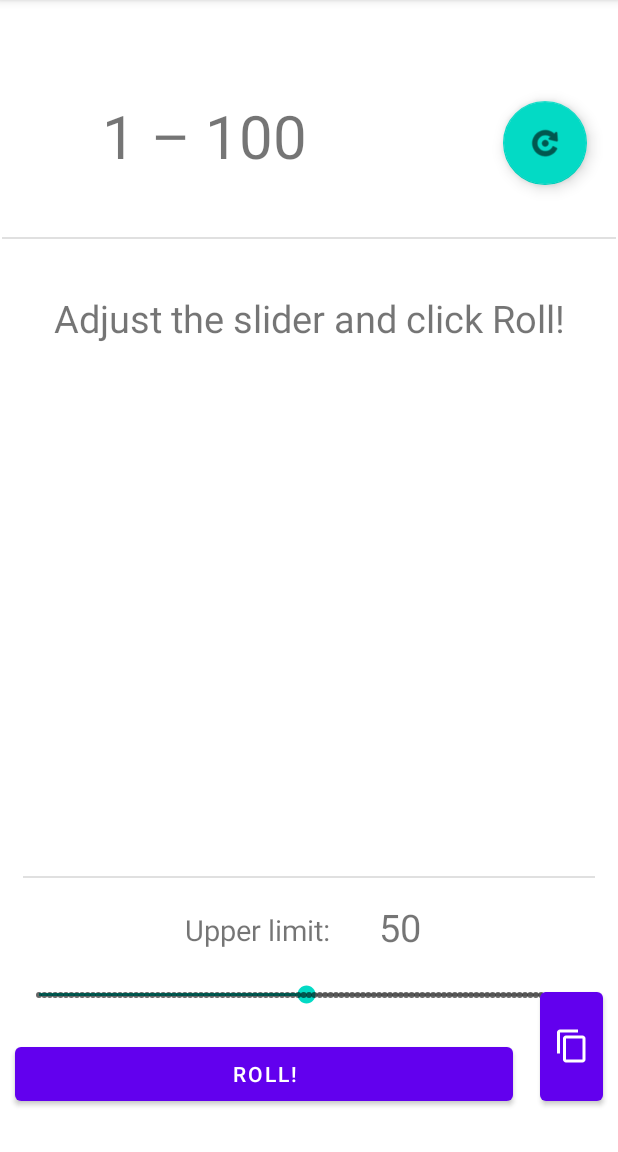
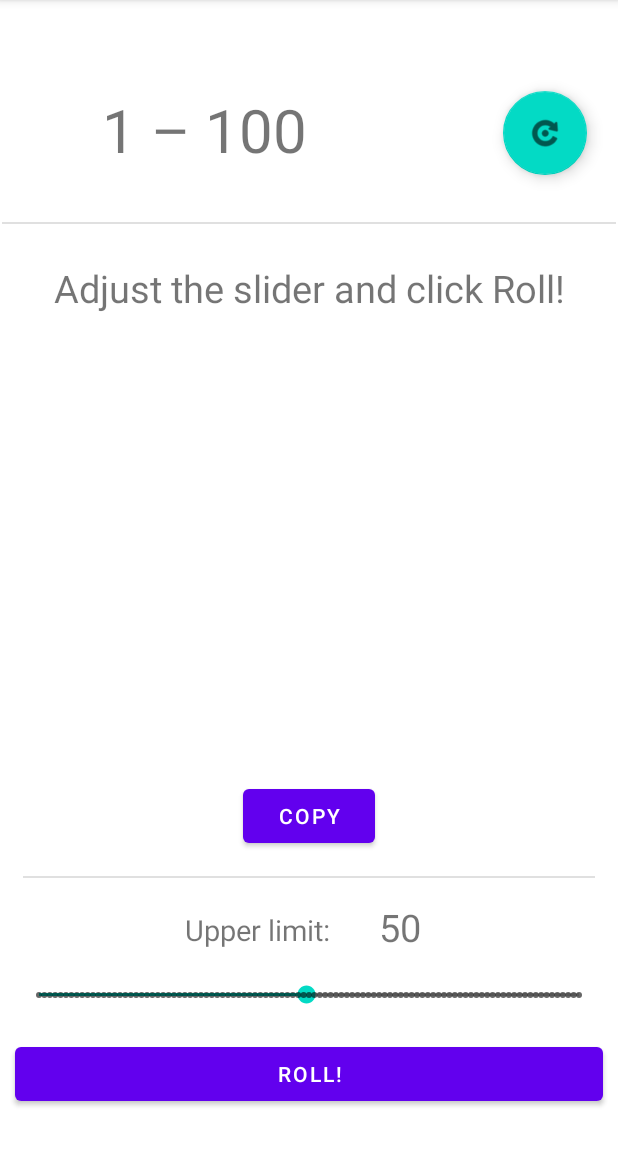
Before and after one commit to Nydex/Randomizer, an Android app: the screen it shows after launch (MainActivity), on a phone screen of 412 x 824 dp, the part 84-1236 px from its top. Run offline under Robolectric (Android 15) with nearby library versions, the phone set to English and light mode, and no system bars.

Commit message:
copy button added and working

```diff
--- a/app/src/main/java/com/example/randomizer/MainActivity.java
+++ b/app/src/main/java/com/example/randomizer/MainActivity.java
@@ -3,6 +3,8 @@ package com.example.randomizer;
 import androidx.annotation.RequiresApi;
 import androidx.appcompat.app.AppCompatActivity;
 
+import android.content.ClipData;
+import android.content.ClipboardManager;
 import android.content.Intent;
 import android.os.Build;
 import android.os.Bundle;
@@ -23,6 +25,7 @@ public class MainActivity extends AppCompatActivity {
 
         // Object instantiation:
         Button rollButton = findViewById(R.id.rollButton);
+        Button copyButton = findViewById(R.id.copyButton);
         FloatingActionButton switchModeButton = findViewById(R.id.switchModeButton);
         SeekBar seekBar = findViewById(R.id.seekBar);
         TextView result = findViewById(R.id.rollResult);
@@ -75,6 +78,14 @@ public class MainActivity extends AppCompatActivity {
 
         // Clicking the change mode button will switch to the custom mode:
         switchModeButton.setOnClickListener(v -> changeMode());
+
+        // Copying result to clipboard:
+        copyButton.setOnClickListener(v -> {
+            ClipboardManager clipboard = (ClipboardManager) getSystemService(CLIPBOARD_SERVICE);
+            ClipData clip = ClipData.newPlainText("copy", result.getText());
+            clipboard.setPrimaryClip(clip);
+        });
+
     }
 
     public void changeMode() {
--- a/app/src/main/res/layout/activity_main.xml
+++ b/app/src/main/res/layout/activity_main.xml
@@ -8,46 +8,56 @@
 
     <Button
         android:id="@+id/rollButton"
+        android:layout_width="0dp"
         android:layout_height="wrap_content"
+        android:layout_marginStart="10dp"
+        android:layout_marginLeft="10dp"
+        android:layout_marginEnd="10dp"
+        android:layout_marginRight="10dp"
         android:layout_marginBottom="28dp"
-        android:layout_marginEnd="70dp"
-        android:layout_marginLeft="10dp"
-        android:layout_marginRight="70dp"
-        android:layout_marginStart="10dp"
-        android:layout_width="0dp"
         android:text="@string/buttonName"
         app:layout_constraintBottom_toBottomOf="parent"
         app:layout_constraintEnd_toEndOf="parent"
         app:layout_constraintHorizontal_bias="0.498"
         app:layout_constraintStart_toStartOf="parent" />
 
-    <com.google.android.material.button.MaterialButton
-        android:gravity="center"
+    <Button
         android:id="@+id/copyButton"
-        android:layout_height="match_parent"
-        android:layout_marginBottom="28dp"
-        android:layout_marginEnd="10dp"
-        android:layout_marginLeft="360dp"
-        android:layout_marginRight="10dp"
-        android:layout_marginStart="360dp"
-        android:layout_marginTop="655dp"
-        android:layout_width="match_parent"
-        app:icon="?attr/actionModeCopyDrawable"
-        app:iconGravity="textStart"
-        app:iconPadding="0dp"
-        app:layout_constraintBottom_toBottomOf="parent"
+        android:layout_width="wrap_content"
+        android:layout_height="wrap_content"
+        android:layout_marginTop="2dp"
+        android:layout_marginBottom="2dp"
+        android:text="@string/copyButtonText"
+        app:layout_constraintBottom_toTopOf="@+id/divider"
         app:layout_constraintEnd_toEndOf="parent"
-        app:layout_constraintStart_toEndOf="@+id/rollButton"
-        app:layout_constraintTop_toBottomOf="@+id/seekBar" />
+        app:layout_constraintStart_toStartOf="parent"
+        app:layout_constraintTop_toBottomOf="@+id/rollResult" />
+
+    <com.google.android.material.floatingactionbutton.FloatingActionButton
+        android:id="@+id/switchModeButton"
+        android:layout_width="wrap_content"
+        android:layout_height="wrap_content"
+        android:layout_marginEnd="3dp"
+        android:layout_marginRight="3dp"
+        android:clickable="true"
+        android:contentDescription="@string/settings"
+        android:focusable="true"
+        app:layout_constraintBottom_toTopOf="@+id/divider2"
+        app:layout_constraintEnd_toEndOf="parent"
+        app:layout_constraintHorizontal_bias="0.95"
+        app:layout_constraintStart_toStartOf="parent"
+        app:layout_constraintTop_toTopOf="parent"
+        app:layout_constraintVertical_bias="0.65999997"
+        app:srcCompat="@android:drawable/ic_menu_rotate" />
 
     <TextView
-        android:gravity="center_horizontal"
         android:id="@+id/rollLimit"
+        android:layout_width="100dp"
         android:layout_height="wrap_content"
-        android:layout_marginBottom="18dp"
         android:layout_marginEnd="70dp"
         android:layout_marginRight="70dp"
-        android:layout_width="100dp"
+        android:layout_marginBottom="18dp"
+        android:gravity="center_horizontal"
         android:text="@string/upperLimit"
         android:textAlignment="center"
         android:textSize="19sp"
@@ -57,99 +67,58 @@
 
     <TextView
         android:id="@+id/rollResult"
+        android:layout_width="wrap_content"
         android:layout_height="wrap_content"
-        android:layout_marginBottom="30dp"
+        android:layout_marginStart="50dp"
+        android:layout_marginLeft="50dp"
         android:layout_marginEnd="50dp"
-        android:layout_marginLeft="50dp"
         android:layout_marginRight="50dp"
-        android:layout_marginStart="50dp"
-        android:layout_width="wrap_content"
+        android:layout_marginBottom="80dp"
         android:textSize="180sp"
         app:layout_constraintBottom_toTopOf="@+id/divider"
         app:layout_constraintEnd_toEndOf="parent"
         app:layout_constraintHorizontal_bias="0.498"
         app:layout_constraintStart_toStartOf="parent" />
 
-    <SeekBar
-        style="@style/Widget.AppCompat.SeekBar.Discrete"
-        android:id="@+id/seekBar"
-        android:layout_height="25dp"
-        android:layout_marginBottom="16dp"
-        android:layout_width="392dp"
-        app:layout_constraintBottom_toTopOf="@+id/rollButton"
-        app:layout_constraintEnd_toEndOf="parent"
-        app:layout_constraintStart_toStartOf="parent" />
-
-    <View
-        android:background="?android:attr/listDivider"
-        android:id="@+id/divider"
-        android:layout_height="1dp"
-        android:layout_marginBottom="21dp"
-        android:layout_marginEnd="10dp"
-        android:layout_marginLeft="10dp"
-        android:layout_marginRight="10dp"
-        android:layout_marginStart="10dp"
-        android:layout_width="381dp"
-        app:layout_constraintBottom_toTopOf="@+id/rollLimit"
-        app:layout_constraintEnd_toEndOf="parent"
-        app:layout_constraintStart_toStartOf="parent" />
-
     <TextView
         android:id="@+id/upperLimitValue"
+        android:layout_width="wrap_content"
         android:layout_height="wrap_content"
-        android:layout_marginBottom="15dp"
         android:layout_marginEnd="100dp"
         android:layout_marginRight="100dp"
-        android:layout_width="wrap_content"
+        android:layout_marginBottom="15dp"
         android:textSize="25sp"
         app:layout_constraintBottom_toTopOf="@+id/seekBar"
         app:layout_constraintEnd_toEndOf="parent"
         app:layout_constraintStart_toEndOf="@+id/rollLimit" />
 
     <TextView
+        android:id="@+id/resultHeader"
+        android:layout_width="368dp"
+        android:layout_height="59dp"
+        android:layout_marginStart="20dp"
+        android:layout_marginLeft="20dp"
+        android:layout_marginEnd="20dp"
+        android:layout_marginRight="20dp"
+        android:layout_marginBottom="30dp"
         android:gravity="center_horizontal"
-        android:id="@+id/resultHeader"
-        android:layout_height="59dp"
-        android:layout_marginBottom="60dp"
-        android:layout_marginEnd="20dp"
-        android:layout_marginLeft="20dp"
-        android:layout_marginRight="20dp"
-        android:layout_marginStart="20dp"
-        android:layout_width="368dp"
         android:textAlignment="center"
         android:textSize="25sp"
         app:layout_constraintBottom_toTopOf="@+id/rollResult"
         app:layout_constraintEnd_toEndOf="parent"
         app:layout_constraintStart_toStartOf="parent" />
 
-    <com.google.android.material.floatingactionbutton.FloatingActionButton
-        android:clickable="true"
-        android:contentDescription="@string/settings"
-        android:focusable="true"
-        android:id="@+id/switchModeButton"
-        android:layout_height="wrap_content"
-        android:layout_marginEnd="3dp"
-        android:layout_marginRight="3dp"
-        android:layout_width="wrap_content"
-        app:layout_constraintBottom_toTopOf="@+id/divider2"
-        app:layout_constraintEnd_toEndOf="parent"
-        app:layout_constraintHorizontal_bias="0.95"
-        app:layout_constraintStart_toStartOf="parent"
-        app:layout_constraintTop_toTopOf="parent"
-        app:layout_constraintVertical_bias="0.65999997"
-        app:srcCompat="@android:drawable/ic_menu_rotate" />
-
     <TextView
+        android:id="@+id/modeText"
+        android:layout_width="215dp"
+        android:layout_height="47dp"
+        android:layout_gravity="center_horizontal"
+        android:layout_marginStart="50dp"
+        android:layout_marginLeft="50dp"
+        android:layout_marginTop="35dp"
+        android:layout_marginEnd="120dp"
+        android:layout_marginRight="120dp"
         android:gravity="center_horizontal"
-        android:id="@+id/modeText"
-        android:layout_gravity="center_horizontal"
-        android:layout_height="47dp"
-        android:layout_marginEnd="120dp"
-        android:layout_marginLeft="50dp"
-        android:layout_marginRight="120dp"
-        android:layout_marginStart="50dp"
-        android:layout_marginTop="35dp"
-        android:layout_width="215dp"
         android:text="@string/modeText"
         android:textAlignment="center"
         android:textSize="40sp"
@@ -160,17 +129,42 @@
         app:layout_constraintTop_toTopOf="parent"
         app:layout_constraintVertical_bias="0.37" />
 
+    <SeekBar
+        android:id="@+id/seekBar"
+        style="@style/Widget.AppCompat.SeekBar.Discrete"
+        android:layout_width="392dp"
+        android:layout_height="25dp"
+        android:layout_marginBottom="16dp"
+        app:layout_constraintBottom_toTopOf="@+id/rollButton"
+        app:layout_constraintEnd_toEndOf="parent"
+        app:layout_constraintStart_toStartOf="parent" />
+
     <View
+        android:id="@+id/divider"
+        android:layout_width="381dp"
+        android:layout_height="1dp"
+        android:layout_marginStart="10dp"
+        android:layout_marginLeft="10dp"
+        android:layout_marginEnd="10dp"
+        android:layout_marginRight="10dp"
+        android:layout_marginBottom="21dp"
         android:background="?android:attr/listDivider"
+        app:layout_constraintBottom_toTopOf="@+id/rollLimit"
+        app:layout_constraintEnd_toEndOf="parent"
+        app:layout_constraintStart_toStartOf="parent" />
+
+    <View
         android:id="@+id/divider2"
+        android:layout_width="409dp"
         android:layout_height="1dp"
-        android:layout_marginBottom="35dp"
+        android:layout_marginStart="10dp"
+        android:layout_marginLeft="10dp"
         android:layout_marginEnd="10dp"
-        android:layout_marginLeft="10dp"
         android:layout_marginRight="10dp"
-        android:layout_marginStart="10dp"
-        android:layout_width="409dp"
+        android:layout_marginBottom="25dp"
+        android:background="?android:attr/listDivider"
         app:layout_constraintBottom_toTopOf="@+id/resultHeader"
         app:layout_constraintEnd_toEndOf="parent"
         app:layout_constraintStart_toStartOf="parent" />
+
 </androidx.constraintlayout.widget.ConstraintLayout>
--- a/app/src/main/res/values/strings.xml
+++ b/app/src/main/res/values/strings.xml
@@ -15,4 +15,5 @@
     <string name="altModeResultHeaderToSmallerThanFromError"><font fgcolor='#FFFF3B30'>From is bigger than To!</font></string>
     <string name="fromValueHint" />
     <string name="toValueHint" />
+    <string name="copyButtonText">Copy</string>
 </resources>
```
Also changed, not shown: app/src/main/java/com/example/randomizer/SwitchMode.java (+10 -0 lines), app/src/main/res/layout/activity_mode2.xml (+13 -22 lines). Lines whose indentation alone changed are shown as unchanged.
